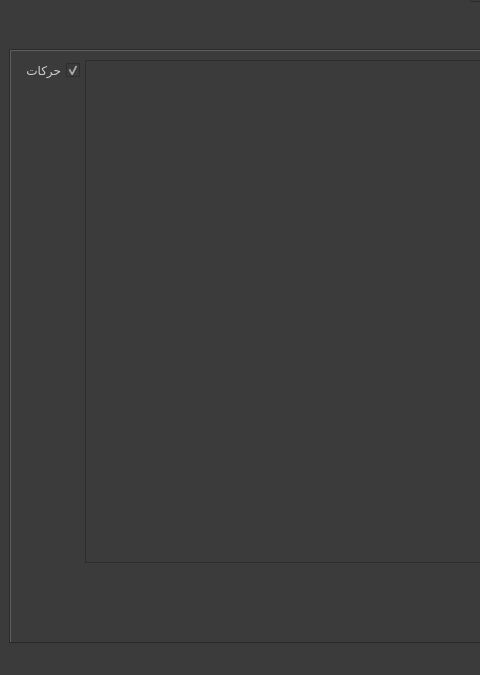
The window that gui/main_window/main_screen.ui (masalha-alaa/quran-counter) describes before a commit, drawn with Qt 5; both pictures show x 0 to 480 and y 198 to 873 of the 1179 by 873 pixel window.
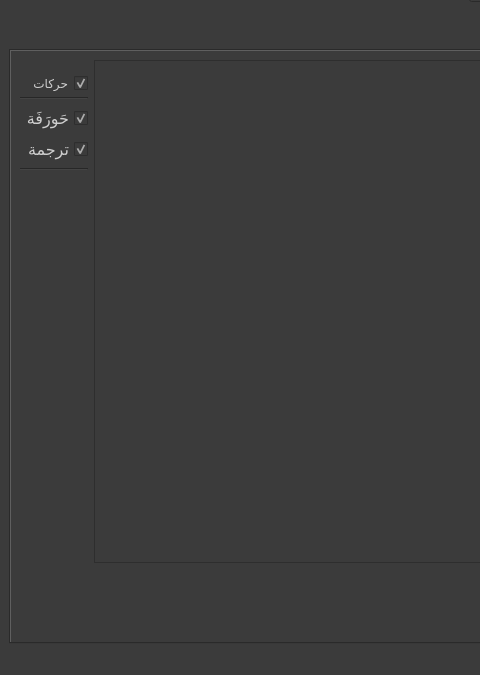
The same window after the commit. The open tabs and pages were chosen to show the change. Icons and pictures are not drawn. Custom widgets are drawn as their Qt base class.

Commit message: Word translation and transliteration (eng)

Diff of the .ui file:
```diff
--- a/gui/main_window/main_screen.ui
+++ b/gui/main_window/main_screen.ui
@@ -970,11 +970,6 @@
        </attribute>
        <layout class="QVBoxLayout" name="verticalLayout_5">
         <item>
-         <layout class="QVBoxLayout" name="verticalLayout_15">
-          <property name="spacing">
-           <number>5</number>
-          </property>
-          <item>
            <layout class="QHBoxLayout" name="horizontalLayout_11">
             <item>
              <widget class="WordLazyTableWidget" name="wordResultsTableWidget">
@@ -984,8 +979,18 @@
               <property name="focusPolicy">
                <enum>Qt::NoFocus</enum>
               </property>
+            <property name="layoutDirection">
+             <enum>Qt::RightToLeft</enum>
+            </property>
               <property name="styleSheet">
-               <string notr="true">/*headers*/
+             <string notr="true">QTableWidget {
+        font-size: 17pt;
+    }
+QHeaderView {
+        font-size: 17pt;
+    }
+
+/*headers*/
 QHeaderView::section {
         background-color: lightblue;
         color: darkblue;
@@ -1027,9 +1032,18 @@
              </widget>
             </item>
             <item>
-             <layout class="QVBoxLayout" name="verticalLayout_16">
+           <layout class="QVBoxLayout" name="verticalLayout_16" stretch="2,0,0,0,0,25">
+            <property name="spacing">
+             <number>6</number>
+            </property>
+            <property name="topMargin">
+             <number>0</number>
+            </property>
               <item>
                <widget class="QCheckBox" name="diacriticsCheckbox">
+              <property name="styleSheet">
+               <string notr="true">margin-top:15px;</string>
+              </property>
                 <property name="text">
                  <string>حركات</string>
                 </property>
@@ -1038,6 +1052,46 @@
                 </property>
                </widget>
               </item>
+            <item>
+             <widget class="Line" name="line_2">
+              <property name="orientation">
+               <enum>Qt::Horizontal</enum>
+              </property>
+             </widget>
+            </item>
+            <item>
+             <widget class="QCheckBox" name="wordTransliterationCheckbox">
+              <property name="styleSheet">
+               <string notr="true">font: 12pt;</string>
+              </property>
+              <property name="text">
+               <string>حَورَفَة</string>
+              </property>
+              <property name="checked">
+               <bool>true</bool>
+              </property>
+             </widget>
+            </item>
+            <item>
+             <widget class="QCheckBox" name="wordMeaningCheckbox">
+              <property name="styleSheet">
+               <string notr="true">font: 12pt;</string>
+              </property>
+              <property name="text">
+               <string>ترجمة</string>
+              </property>
+              <property name="checked">
+               <bool>true</bool>
+              </property>
+             </widget>
+            </item>
+            <item>
+             <widget class="Line" name="line_9">
+              <property name="orientation">
+               <enum>Qt::Horizontal</enum>
+              </property>
+             </widget>
+            </item>
               <item>
                <spacer name="verticalSpacer_5">
                 <property name="orientation">
@@ -1050,8 +1104,6 @@
                  </size>
                 </property>
                </spacer>
-              </item>
-             </layout>
             </item>
            </layout>
           </item>
```
Left out of the diff: 13 changed lines with no effect on the pictures. Lines whose indentation alone changed are shown as unchanged. The commit also changes 18 other files.
